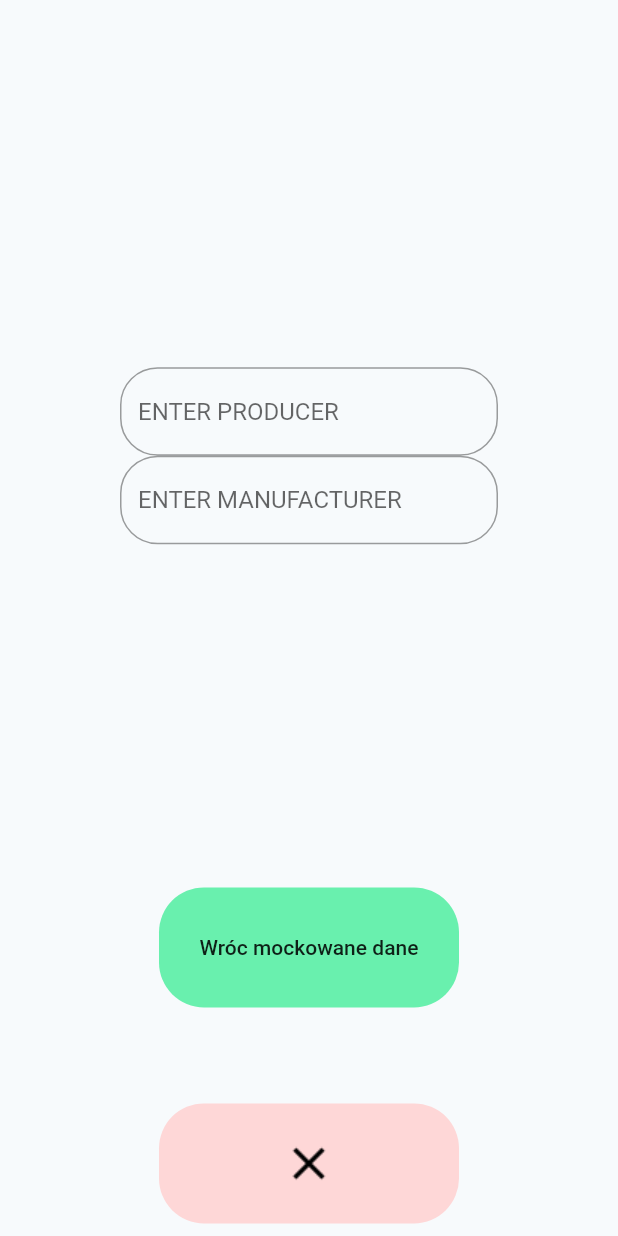
After one commit to Wokstym/ProductChecker, a Flutter app: the NFCMockReader screen opened directly, on a phone screen of 412 x 824 dp. The commit adds this screen. Run offline on Flutter 3.47's test engine with Material 2 defaults, Android fonts, the phone set to English and light mode, and no system bars; our stand-ins replace velocity_x; missing offline and left inert: nfc_in_flutter, web3dart.

Commit message:
added mock nfc reader for development

```diff
--- /dev/null
+++ b/lib/src/views/ui/dev/nfc_reader_mock.dart
@@ -0,0 +1,127 @@
+
+import 'package:flutter/material.dart';
+import 'package:product_check/src/models/record.dart';
+import 'package:product_check/src/utils/component_utils.dart';
+
+class NFCMockReader extends StatefulWidget {
+  NFCMockReader({Key key, this.title}) : super(key: key);
+
+  final String title;
+
+  @override
+  _NFCMockReaderState createState() => _NFCMockReaderState();
+}
+
+class _NFCMockReaderState extends State<NFCMockReader> {
+  final productCodeController = TextEditingController();
+  final manufacturerCodeController = TextEditingController();
+
+  @override
+  void initState() {
+    super.initState();
+    initNFC();
+  }
+
+  void initNFC() {}
+
+  @override
+  void dispose() {
+    super.dispose();
+    productCodeController.dispose();
+    manufacturerCodeController.dispose();
+  }
+
+  @override
+  Widget build(BuildContext context) {
+    return Scaffold(
+        backgroundColor: Color(0xFFF7FAFC),
+        body: SingleChildScrollView(
+          child: Stack(
+            children: [
+              Padding(
+                  padding: const EdgeInsets.all(32.0),
+                  child: Column(
+                    children: [
+                      SizedBox(
+                          height:
+                              ComponentUtils.screenHeightPercent(context, 20)),
+                      Padding(
+                          padding: EdgeInsets.all(16),
+                          child: Column(children: [
+                            Padding(
+                                padding:
+                                    EdgeInsets.fromLTRB(32.0, 32.0, 32.0, 16.0),
+                                child: Column(children: [
+                                  TextFormField(
+                                      keyboardType: TextInputType.number,
+                                      controller: productCodeController,
+                                      decoration: InputDecoration(
+                                        hintText: "ENTER PRODUCER",
+                                        fillColor: Colors.white,
+                                        border: new OutlineInputBorder(
+                                          borderRadius:
+                                              new BorderRadius.circular(25.0),
+                                          borderSide: new BorderSide(),
+                                        ),
+                                      )),
+                                  TextFormField(
+                                      keyboardType: TextInputType.number,
+                                      controller: manufacturerCodeController,
+                                      decoration: InputDecoration(
+                                        hintText: "ENTER MANUFACTURER",
+                                        fillColor: Colors.white,
+                                        border: new OutlineInputBorder(
+                                          borderRadius:
+                                              new BorderRadius.circular(25.0),
+                                          borderSide: new BorderSide(),
+                                        ),
+                                      ))
+                                ]))
+                          ])),
+                      SizedBox(
+                          height:
+                              ComponentUtils.screenHeightPercent(context, 20)),
+                      Padding(
+                          padding: const EdgeInsets.all(32.0),
+                          child: MaterialButton(
+                            height: 80,
+                            minWidth: 200,
+                            child: Text(
+                              "Wróc mockowane dane",
+                            ),
+                            onPressed: () => Navigator.pop(
+                                context,
+                                Record.fromNFCPayload(
+                                    productCodeController.text +
+                                        ";" +
+                                        manufacturerCodeController.text)),
+                            padding: EdgeInsets.all(20.0),
+                            color: Colors.greenAccent,
+                            elevation: 0,
+                            shape: RoundedRectangleBorder(
+                                borderRadius: BorderRadius.circular(30)),
+                          )),
+                      Padding(
+                          padding: const EdgeInsets.all(32.0),
+                          child: MaterialButton(
+                            height: 80,
+                            minWidth: 200,
+                            child: Image.asset('assets/close_icon.png'),
+                            onPressed: () => Navigator.pop(context, null),
+                            padding: EdgeInsets.all(20.0),
+                            color: Color(0xFFFED7D7),
+                            textColor: new Color(0xFFF56565),
+                            elevation: 0,
+                            shape: RoundedRectangleBorder(
+                                borderRadius: BorderRadius.circular(30)),
+                          )),
+                    ],
+                  )),
+            ],
+            alignment: AlignmentDirectional.topStart,
+            fit: StackFit.loose,
+            overflow: Overflow.clip,
+          ),
+        ));
+  }
+}
--- a/lib/src/views/ui/nfc_reader.dart
+++ b/lib/src/views/ui/nfc_reader.dart
@@ -3,7 +3,7 @@ import 'dart:async';
 import 'package:flutter/material.dart';
 import 'package:nfc_in_flutter/nfc_in_flutter.dart';
 import 'package:product_check/src/models/record.dart';
-import 'package:product_check/src/utils/component_utild.dart';
+import 'package:product_check/src/utils/component_utils.dart';
 
 class NFCReader extends StatefulWidget {
   NFCReader({Key key, this.title}) : super(key: key);
--- a/lib/src/views/ui/nfc_writer.dart
+++ b/lib/src/views/ui/nfc_writer.dart
@@ -1,7 +1,7 @@
 import 'package:flutter/material.dart';
 import 'package:nfc_in_flutter/nfc_in_flutter.dart';
 import 'package:product_check/src/models/record.dart';
-import 'package:product_check/src/utils/component_utild.dart';
+import 'package:product_check/src/utils/component_utils.dart';
 
 class NFCWriter extends StatefulWidget {
   NFCWriter({Key key, this.title, @required this.record}) : super(key: key);
```
Also changed, not shown: lib/src/utils/component_utils.dart (renamed from lib/src/utils/component_utild.dart).
